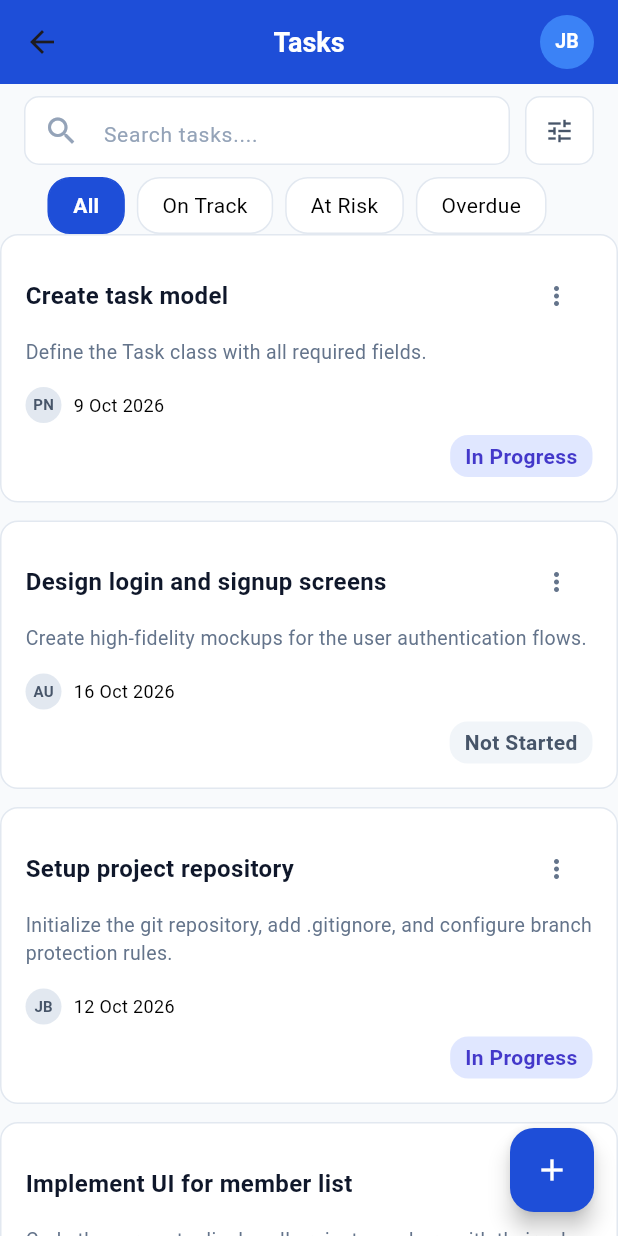
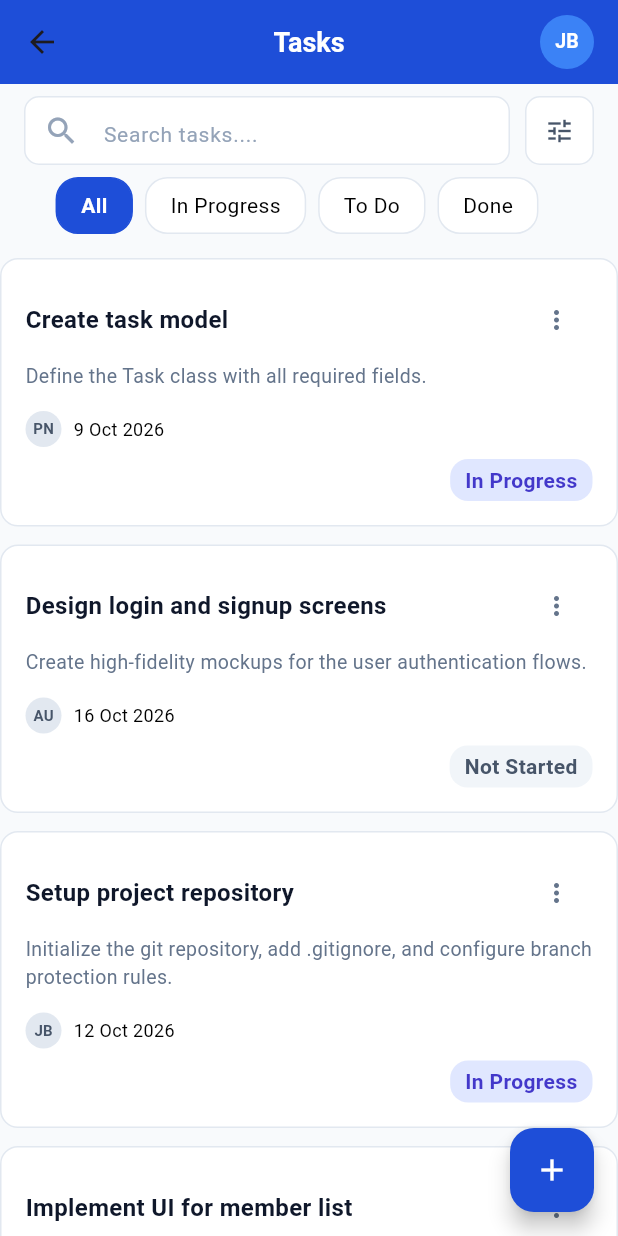
Before and after one commit to L-nsamba/Group13_Formative_Assignment1, a Flutter app: the TaskListScreen screen opened by its route, on a phone screen of 412 x 824 dp. Run offline on Flutter 3.47's test engine with Material 3 defaults, Android fonts, the phone set to English and light mode, and no system bars; accounts and stored records are empty.

Commit message:
Completed filtering logic for status buttons

```diff
--- a/project_task_tracker/lib/screens/task_list_screen.dart
+++ b/project_task_tracker/lib/screens/task_list_screen.dart
@@ -13,9 +13,40 @@ class TaskListScreen extends StatefulWidget {
 
 class _TaskListScreen extends State<TaskListScreen> {
   //I have noticed issue here, the filter section is not scrolling horizontally
-  final List<String> filters = ["All", "On Track", "At Risk", "Overdue"];
+  final List<String> filters = ["All", "In Progress", "To Do", "Done"];
   String selectedFilter = "All";
-  final taskList = buildSeedTasks();
+  //final taskList = buildSeedTasks();
+  late List<Task> taskList;
+
+  // filtering logic
+  List<Task> get filteredTasks {
+      // 1. If "All" is active, return the entire list
+      if (selectedFilter == 'All') {
+        return taskList;
+      }
+
+      // 2. Otherwise, filter items matching the selected TaskStatus
+      return taskList.where((task) {
+        switch (selectedFilter) {
+          case 'In Progress':
+            return task.status == TaskStatus.inProgress;
+          case 'Not Started':
+            return task.status == TaskStatus.notStarted;
+          case 'To Do':
+            return task.status == TaskStatus.todo;
+          case 'Done':
+            return task.status == TaskStatus.done;
+          default:
+            return true;
+        }
+      }).toList();
+  }
+
+  @override
+  void initState(){
+    super.initState();
+    taskList = buildSeedTasks();
+  }
 
   String _formatStatus(TaskStatus s) {
     final spaced = s.name.replaceAllMapped(
@@ -222,14 +253,33 @@ class _TaskListScreen extends State<TaskListScreen> {
               ],
             ),
           ),
-
-          Expanded(
+          SizedBox(height: 16),
+          filteredTasks.isEmpty ?
+              Padding(
+                padding: const EdgeInsets.symmetric(vertical: 48.0),
+                child: Center(
+                  child: Column(
+                    children: [
+                      const Icon(Icons.inbox_outlined, size: 48, color: Color(0xFF94A3B8)),
+                      const SizedBox(height: 12),
+                      Text(
+                        'No "$selectedFilter" tasks found',
+                        style: const TextStyle(
+                          color: Color(0xFF64748B),
+                          fontSize: 15,
+                          fontWeight: FontWeight.w500,
+                        ),
+                      ),
+                    ],
+                  ),
+                ),
+              ):Expanded(
             child: ListView.builder(
-              itemCount: taskList.length,
+              itemCount: filteredTasks.length,
               itemBuilder: (context, index) {
                 // Inside itemBuilder:
 
-                final task = taskList[index];
+                final task = filteredTasks[index];
                 final member = _getMemberById(task.assigneeId);
                 final initials = _getInitials(member.name);
                 return Container(
@@ -405,6 +455,8 @@ class _TaskListScreen extends State<TaskListScreen> {
               },
             ),
           ),
+
+
         ],
       ),
       // Floating Action Button for task creation
```
